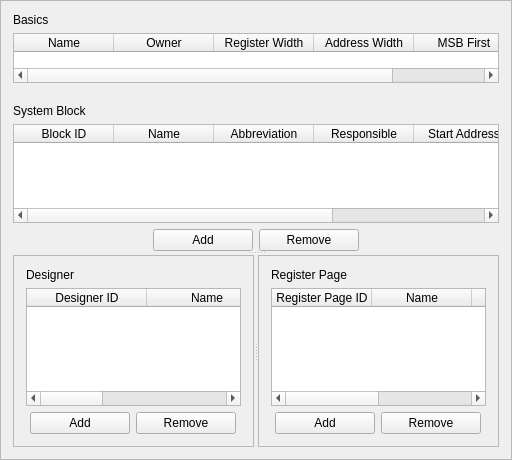
ZhihongLei/IASRegisterManager, file chip_editor_view.ui: the form before one commit.
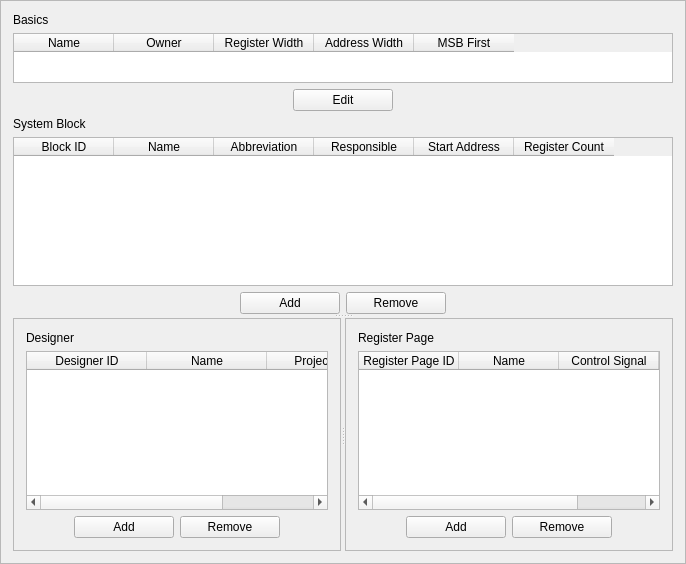
The form after the commit. The open tabs and pages were chosen to show the change.

Diff of the .ui file:
```diff
--- a/chip_editor_view.ui
+++ b/chip_editor_view.ui
@@ -6,8 +6,8 @@
    <rect>
     <x>0</x>
     <y>0</y>
-    <width>512</width>
-    <height>460</height>
+    <width>686</width>
+    <height>564</height>
    </rect>
   </property>
   <property name="windowTitle">
@@ -60,23 +60,21 @@
           <bool>false</bool>
          </property>
          <widget class="QFrame" name="frameBlocks">
-          <layout class="QHBoxLayout" name="horizontalLayout_13">
-           <property name="leftMargin">
-            <number>0</number>
-           </property>
-           <property name="topMargin">
-            <number>0</number>
-           </property>
-           <property name="rightMargin">
-            <number>0</number>
-           </property>
-           <property name="bottomMargin">
-            <number>0</number>
-           </property>
-           <item>
-            <layout class="QVBoxLayout" name="verticalLayout_9">
-             <item>
               <layout class="QVBoxLayout" name="verticalLayout_11">
+           <property name="leftMargin">
+            <number>0</number>
+           </property>
+           <property name="topMargin">
+            <number>0</number>
+           </property>
+           <property name="rightMargin">
+            <number>0</number>
+           </property>
+           <property name="bottomMargin">
+            <number>0</number>
+           </property>
+           <item>
+            <layout class="QVBoxLayout" name="verticalLayout_9">
                <item>
                 <widget class="QLabel" name="label_4">
                  <property name="sizePolicy">
@@ -152,23 +150,62 @@
                  </column>
                 </widget>
                </item>
-              </layout>
-             </item>
              <item>
-              <spacer name="verticalSpacer">
+              <layout class="QHBoxLayout" name="horizontalLayout_2">
+               <item>
+                <spacer name="horizontalSpacer_7">
                <property name="orientation">
-                <enum>Qt::Vertical</enum>
-               </property>
-               <property name="sizeType">
-                <enum>QSizePolicy::Fixed</enum>
-               </property>
+                  <enum>Qt::Horizontal</enum>
+                 </property>
+                 <property name="sizeHint" stdset="0">
+                  <size>
+                   <width>40</width>
+                   <height>20</height>
+                  </size>
+                 </property>
+                </spacer>
+               </item>
+               <item>
+                <widget class="QPushButton" name="pushButtonEditChip">
+                 <property name="sizePolicy">
+                  <sizepolicy hsizetype="Fixed" vsizetype="Fixed">
+                   <horstretch>0</horstretch>
+                   <verstretch>0</verstretch>
+                  </sizepolicy>
+                 </property>
+                 <property name="minimumSize">
+                  <size>
+                   <width>100</width>
+                   <height>0</height>
+                  </size>
+                 </property>
+                 <property name="maximumSize">
+                  <size>
+                   <width>100</width>
+                   <height>16777215</height>
+                  </size>
+                 </property>
+                 <property name="text">
+                  <string>Edit</string>
+                 </property>
+                </widget>
+               </item>
+               <item>
+                <spacer name="horizontalSpacer_8">
+                 <property name="orientation">
+                  <enum>Qt::Horizontal</enum>
+                 </property>
                <property name="sizeHint" stdset="0">
                 <size>
-                 <width>20</width>
-                 <height>15</height>
+                   <width>40</width>
+                   <height>20</height>
                 </size>
                </property>
               </spacer>
+               </item>
+              </layout>
+             </item>
+            </layout>
              </item>
              <item>
               <layout class="QVBoxLayout" name="verticalLayout_4">
@@ -305,8 +342,6 @@
               </layout>
              </item>
             </layout>
-           </item>
-          </layout>
          </widget>
          <widget class="QSplitter" name="splitter_3">
           <property name="orientation">
```
Left out of the diff: 114 changed lines with no effect on the pictures. Lines whose indentation alone changed are shown as unchanged.
